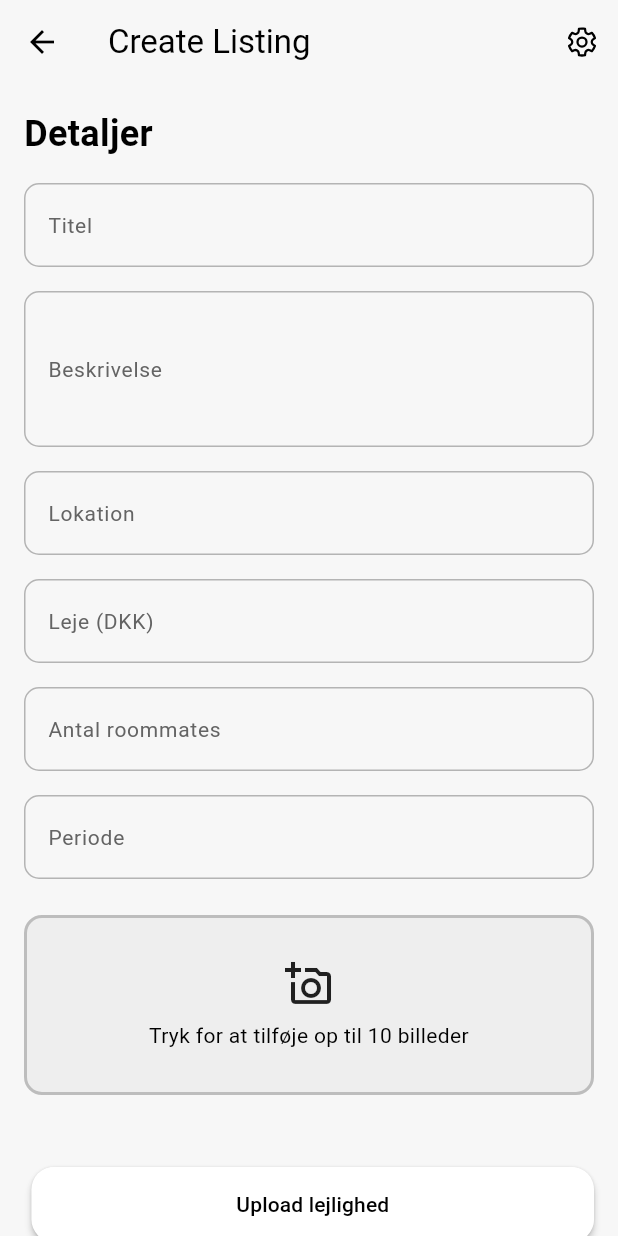
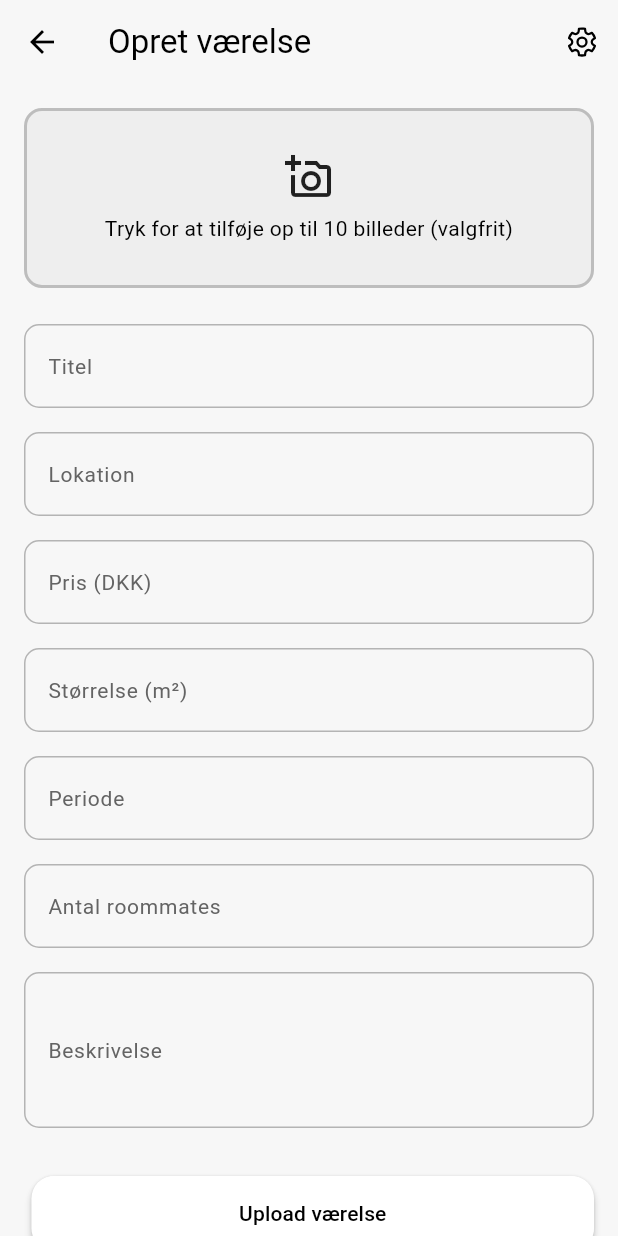
Before and after one commit to AndreasBardram/RoomFinder, a Flutter app: the CreateListingScreen screen opened directly, on a phone screen of 412 x 824 dp. Run offline on Flutter 3.47's test engine with Material 3 defaults, Android fonts, the phone set to English and light mode, and no system bars; our stand-ins replace cached_network_image, cloud_firestore, firebase_auth, firebase_core, firebase_storage, fluentui_system_icons and 2 more; accounts and stored records are empty.

Commit message:
correct opret værelse

```diff
--- a/room_finder/lib/screens/opret_screen.dart
+++ b/room_finder/lib/screens/opret_screen.dart
@@ -1,12 +1,10 @@
 import 'dart:io';
-
 import 'package:fluentui_system_icons/fluentui_system_icons.dart';
 import 'package:flutter/material.dart';
 import 'package:firebase_auth/firebase_auth.dart';
 import 'package:cloud_firestore/cloud_firestore.dart';
 import 'package:firebase_storage/firebase_storage.dart';
 import 'package:image_picker/image_picker.dart';
-
 import '../components/custom_styles.dart';
 import 'settings_screen.dart';
 import 'log_ind_screen.dart';
@@ -14,18 +12,18 @@
 
 class CreateListingScreen extends StatefulWidget {
   const CreateListingScreen({super.key});
-
   @override
   State<CreateListingScreen> createState() => _CreateListingScreenState();
 }
 
 class _CreateListingScreenState extends State<CreateListingScreen> {
-  final _titleController       = TextEditingController();
+  final _titleController     = TextEditingController();
+  final _locationController  = TextEditingController();
+  final _priceController     = TextEditingController();
+  final _sizeController      = TextEditingController();
+  final _periodController    = TextEditingController();
+  final _roommatesController = TextEditingController();
   final _descriptionController = TextEditingController();
-  final _locationController    = TextEditingController();
-  final _priceController       = TextEditingController();
-  final _roommatesController   = TextEditingController();
-  final _periodController      = TextEditingController();
 
   final ImagePicker _picker = ImagePicker();
   List<XFile> _images = [];
@@ -34,19 +32,17 @@
   @override
   void dispose() {
     _titleController.dispose();
-    _descriptionController.dispose();
     _locationController.dispose();
     _priceController.dispose();
+    _sizeController.dispose();
+    _periodController.dispose();
     _roommatesController.dispose();
-    _periodController.dispose();
+    _descriptionController.dispose();
     super.dispose();
   }
 
-  /* --------------------------- image picker --------------------------- */
-
   Future<void> _pickImages() async {
     final picked = await _picker.pickMultiImage(imageQuality: 85);
-    if (picked.isEmpty) return;
     if (picked.length > 10) {
       ScaffoldMessenger.of(context).showSnackBar(
         const SnackBar(content: Text('Max 10 photos.')),
@@ -77,7 +73,7 @@
               Text(
                 hasImages
                     ? '${_images.length} billede(r) valgt – tryk for at ændre'
-                    : 'Tryk for at tilføje op til 10 billeder',
+                    : 'Tryk for at tilføje op til 10 billeder (valgfrit)',
                 textAlign: TextAlign.center,
               ),
             ],
@@ -87,15 +83,12 @@
     );
   }
 
-  /* ------------------------- single image upload ---------------------- */
-
   Future<String> _uploadImage({
     required String listingId,
     required int index,
     required XFile file,
   }) async {
-    final ref =
-        FirebaseStorage.instance.ref('apartments/$listingId/$index.jpg');
+    final ref = FirebaseStorage.instance.ref('apartments/$listingId/$index.jpg');
     final snap = await ref.putFile(
       File(file.path),
       SettableMetadata(contentType: 'image/jpeg'),
@@ -103,28 +96,27 @@
     return await snap.ref.getDownloadURL();
   }
 
-  /* ---------------------------- upload flow --------------------------- */
-
   Future<void> _createApartment() async {
     final user = FirebaseAuth.instance.currentUser;
     if (user == null) return;
 
-    final title       = _titleController.text.trim();
+    final title      = _titleController.text.trim();
+    final location   = _locationController.text.trim();
+    final price      = double.tryParse(_priceController.text.trim());
+    final size       = double.tryParse(_sizeController.text.trim());
+    final period     = _periodController.text.trim();
+    final roommates  = int.tryParse(_roommatesController.text.trim());
     final description = _descriptionController.text.trim();
-    final location    = _locationController.text.trim();
-    final price       = double.tryParse(_priceController.text.trim());
-    final roommates   = int.tryParse(_roommatesController.text.trim());
-    final period      = _periodController.text.trim();
 
     if (title.isEmpty ||
-        description.isEmpty ||
         location.isEmpty ||
         price == null ||
+        size == null ||
+        period.isEmpty ||
         roommates == null ||
-        period.isEmpty ||
-        _images.isEmpty) {
+        description.isEmpty) {
       ScaffoldMessenger.of(context).showSnackBar(
-        const SnackBar(content: Text('Udfyld alle felter og vælg 1-10 billeder.')),
+        const SnackBar(content: Text('Udfyld alle felter korrekt.')),
       );
       return;
     }
@@ -132,39 +124,37 @@
     setState(() => _isUploading = true);
 
     try {
-      final docRef = await FirebaseFirestore.instance
-          .collection('apartments')
-          .add({
-        'ownedBy'    : user.uid,
-        'title'      : title,
+      final docRef = await FirebaseFirestore.instance.collection('apartments').add({
+        'ownedBy'   : user.uid,
+        'title'     : title,
+        'location'  : location,
+        'price'     : price,
+        'size'      : size,
+        'period'    : period,
+        'roommates' : roommates,
         'description': description,
-        'location'   : location,
-        'price'      : price,
-        'roommates'  : roommates,
-        'period'     : period,
-        'createdAt'  : FieldValue.serverTimestamp(),
+        'createdAt' : FieldValue.serverTimestamp(),
       });
 
+      if (_images.isNotEmpty) {
         final uploads = _images.asMap().entries.map(
-        (e) => _uploadImage(
-          listingId: docRef.id,
-          index: e.key,
-          file: e.value,
-        ),
+          (e) => _uploadImage(listingId: docRef.id, index: e.key, file: e.value),
         );
         final urls = await Future.wait(uploads);
         await docRef.update({'imageUrls': urls});
+      }
 
       _titleController.clear();
-      _descriptionController.clear();
       _locationController.clear();
       _priceController.clear();
+      _sizeController.clear();
+      _periodController.clear();
       _roommatesController.clear();
-      _periodController.clear();
+      _descriptionController.clear();
       setState(() => _images = []);
 
       ScaffoldMessenger.of(context).showSnackBar(
-        const SnackBar(content: Text('Lejeopslag gemt!')),
+        const SnackBar(content: Text('Opslag gemt!')),
       );
     } catch (e) {
       ScaffoldMessenger.of(context).showSnackBar(
@@ -174,8 +164,6 @@
       setState(() => _isUploading = false);
     }
   }
-
-  /* -------------------  Logged-out placeholder ------------------------ */
 
   Widget _loggedOutBody(BuildContext context) {
     return Center(
@@ -187,10 +175,7 @@
             child: CustomButtonContainer(
               child: ElevatedButton(
                 style: customElevatedButtonStyle(),
-                onPressed: () => Navigator.push(
-                  context,
-                  MaterialPageRoute(builder: (_) => const LoginScreen()),
-                ),
+                onPressed: () => Navigator.push(context, MaterialPageRoute(builder: (_) => const LoginScreen())),
                 child: const Text('Log ind'),
               ),
             ),
@@ -201,10 +186,7 @@
             child: CustomButtonContainer(
               child: ElevatedButton(
                 style: customElevatedButtonStyle(),
-                onPressed: () => Navigator.push(
-                  context,
-                  MaterialPageRoute(builder: (_) => const CreateAccountScreen()),
-                ),
+                onPressed: () => Navigator.push(context, MaterialPageRoute(builder: (_) => const CreateAccountScreen())),
                 child: const Text('Opret profil'),
               ),
             ),
@@ -214,22 +196,17 @@
     );
   }
 
-  /* -------------------------------- UI -------------------------------- */
-
   @override
   Widget build(BuildContext context) {
     final user = FirebaseAuth.instance.currentUser;
 
     return Scaffold(
       appBar: AppBar(
-        title: const Text('Create Listing'),
+        title: const Text('Opret værelse'),
         actions: [
           IconButton(
             icon: const Icon(FluentIcons.settings_24_regular),
-            onPressed: () => Navigator.push(
-              context,
-              MaterialPageRoute(builder: (_) => const SettingsScreen()),
-            ),
+            onPressed: () => Navigator.push(context, MaterialPageRoute(builder: (_) => const SettingsScreen())),
           ),
         ],
       ),
@@ -242,68 +219,45 @@
                   child: Column(
                     crossAxisAlignment: CrossAxisAlignment.stretch,
                     children: [
-                      const Text('Detaljer',
-                          style: TextStyle(
-                              fontSize: 24, fontWeight: FontWeight.bold)),
-                      const SizedBox(height: 16),
+                      _imagePickerButton(),
+                      const SizedBox(height: 24),
                       TextField(
                         controller: _titleController,
                         decoration: customInputDecoration(labelText: 'Titel'),
                       ),
                       const SizedBox(height: 16),
                       TextField(
-                        controller: _descriptionController,
-                        decoration:
-                            customInputDecoration(labelText: 'Beskrivelse'),
-                        maxLines: 3,
-                      ),
-                      const SizedBox(height: 16),
-                      TextField(
                         controller: _locationController,
-                        decoration:
-                            customInputDecoration(labelText: 'Lokation'),
+                        decoration: customInputDecoration(labelText: 'Lokation'),
                       ),
                       const SizedBox(height: 16),
                       TextField(
                         controller: _priceController,
-                        decoration:
-                            customInputDecoration(labelText: 'Leje (DKK)'),
+                        decoration: customInputDecoration(labelText: 'Pris (DKK)'),
                         keyboardType: TextInputType.number,
                       ),
                       const SizedBox(height: 16),
                       TextField(
-                        controller: _roommatesController,
-                        decoration: customInputDecoration(
-                            labelText: 'Antal roommates'),
+                        controller: _sizeController,
+                        decoration: customInputDecoration(labelText: 'Størrelse (m²)'),
                         keyboardType: TextInputType.number,
                       ),
                       const SizedBox(height: 16),
                       TextField(
                         controller: _periodController,
-                        decoration:
-                            customInputDecoration(labelText: 'Periode'),
+                        decoration: customInputDecoration(labelText: 'Periode'),
                       ),
-                      const SizedBox(height: 24),
-                      _imagePickerButton(),
                       const SizedBox(height: 16),
-                      if (_images.isNotEmpty)
-                        SizedBox(
-                          height: 80,
-                          child: ListView.separated(
-                            scrollDirection: Axis.horizontal,
-                            itemCount: _images.length,
-                            separatorBuilder: (_, __) =>
-                                const SizedBox(width: 8),
-                            itemBuilder: (_, i) => ClipRRect(
-                              borderRadius: BorderRadius.circular(8),
-                              child: Image.file(
-                                File(_images[i].path),
-                                width: 80,
-                                height: 80,
-                                fit: BoxFit.cover,
+                      TextField(
+                        controller: _roommatesController,
+                        decoration: customInputDecoration(labelText: 'Antal roommates'),
+                        keyboardType: TextInputType.number,
                       ),
-                            ),
-                          ),
+                      const SizedBox(height: 16),
+                      TextField(
+                        controller: _descriptionController,
+                        decoration: customInputDecoration(labelText: 'Beskrivelse'),
+                        maxLines: 3,
                       ),
                       const SizedBox(height: 32),
                       SizedBox(
@@ -312,7 +266,7 @@
                           child: ElevatedButton(
                             style: customElevatedButtonStyle(),
                             onPressed: _isUploading ? null : _createApartment,
-                            child: const Text('Upload lejlighed'),
+                            child: const Text('Upload værelse'),
                           ),
                         ),
                       ),
```
Lines whose indentation alone changed are shown as unchanged.
